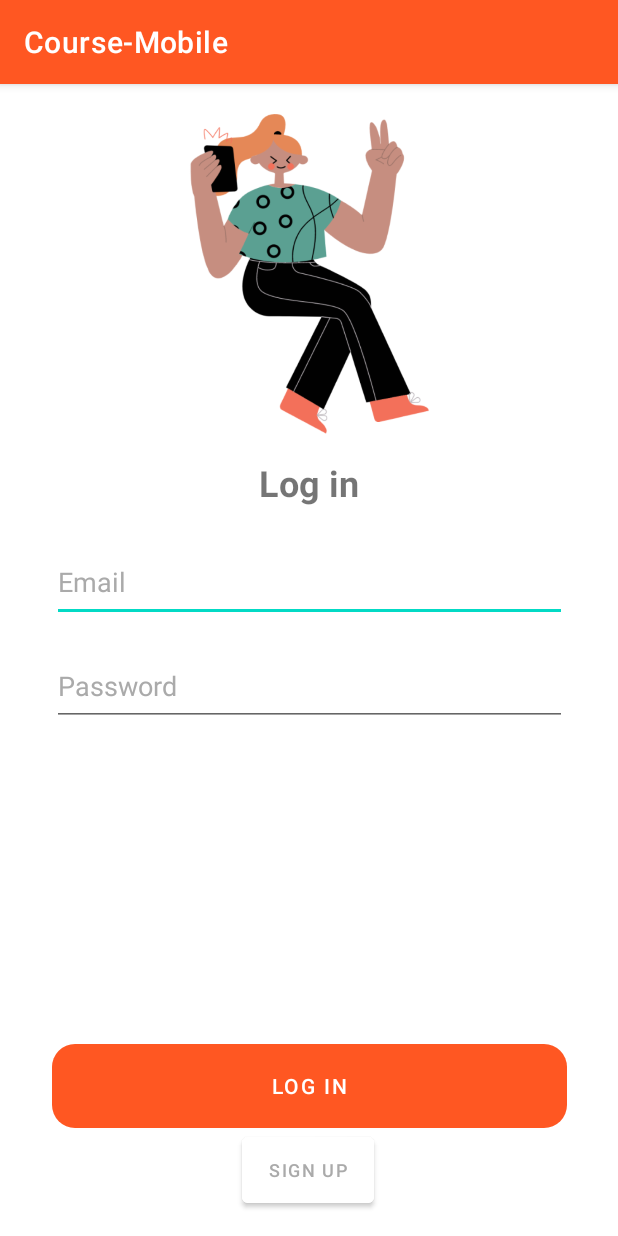
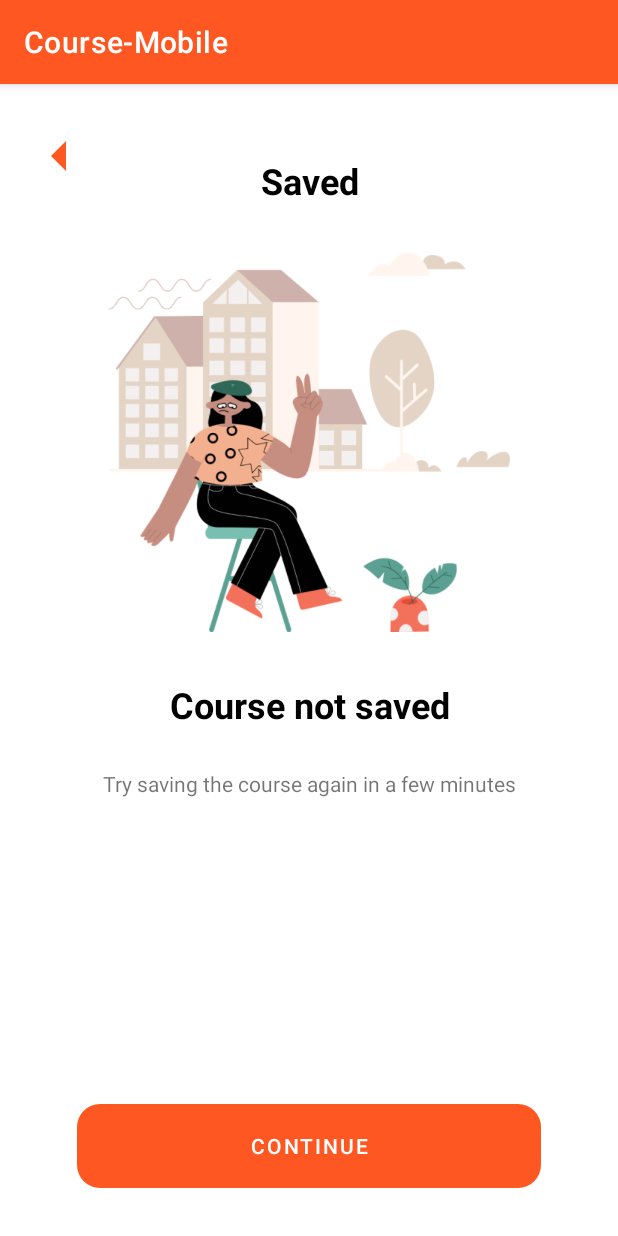
Before and after one commit to thuongsugar/course_app, an Android app: the screen it shows after launch (MainActivity), on a phone screen of 412 x 824 dp. Run offline under Robolectric (Android 15) with nearby library versions, the phone set to English and light mode, and no system bars.

Commit message:
add 4 anh cuoi nha

```diff
--- a/app/src/main/java/com/example/course_mobile/MainActivity.java
+++ b/app/src/main/java/com/example/course_mobile/MainActivity.java
@@ -9,6 +9,6 @@ public class MainActivity extends AppCompatActivity {
     @Override
     protected void onCreate(Bundle savedInstanceState) {
         super.onCreate(savedInstanceState);
-        setContentView(R.layout.login);
+        setContentView(R.layout.saved1);
     }
 }
--- /dev/null
+++ b/app/src/main/res/drawable/ic_baseline_arrow_left_24.xml
@@ -0,0 +1,10 @@
+<vector xmlns:android="http://schemas.android.com/apk/res/android"
+    android:width="24dp"
+    android:height="24dp"
+    android:viewportWidth="24"
+    android:viewportHeight="24"
+    android:tint="?attr/colorControlNormal">
+    <path
+        android:fillColor="@android:color/white"
+        android:pathData="M14,7l-5,5 5,5V7z"/>
+</vector>
--- /dev/null
+++ b/app/src/main/res/layout/saved1.xml
@@ -0,0 +1,89 @@
+<?xml version="1.0" encoding="utf-8"?>
+<androidx.constraintlayout.widget.ConstraintLayout xmlns:android="http://schemas.android.com/apk/res/android"
+    xmlns:app="http://schemas.android.com/apk/res-auto"
+    xmlns:tools="http://schemas.android.com/tools"
+    android:layout_width="match_parent"
+    android:layout_height="match_parent">
+
+    <Button
+        android:id="@+id/btnSaved11"
+        android:layout_width="309dp"
+        android:layout_height="56dp"
+        android:layout_marginStart="65dp"
+        android:layout_marginEnd="65dp"
+        android:layout_marginBottom="32dp"
+        android:background="@drawable/my_button"
+        android:text="Continue"
+        app:layout_constraintBottom_toBottomOf="parent"
+        app:layout_constraintEnd_toEndOf="parent"
+        app:layout_constraintHorizontal_bias="0.5"
+        app:layout_constraintStart_toStartOf="parent" />
+
+    <TextView
+        android:id="@+id/txtSaved11"
+        android:layout_width="341dp"
+        android:layout_height="32dp"
+        android:layout_marginTop="48dp"
+        android:gravity="center"
+        android:text="Saved"
+        android:textColor="@color/black"
+        android:textSize="24dp"
+        android:textStyle="bold"
+        app:layout_constraintEnd_toEndOf="parent"
+        app:layout_constraintStart_toStartOf="parent"
+        app:layout_constraintTop_toTopOf="parent" />
+
+    <Button
+        android:id="@+id/btnContinue1"
+        android:layout_width="48dp"
+        android:layout_height="48dp"
+        android:layout_marginStart="16dp"
+        android:layout_marginTop="24dp"
+        android:backgroundTint="@android:color/darker_gray"
+        android:background="@drawable/ic_baseline_arrow_left_24"
+        android:textColor="@color/black"
+        app:layout_constraintEnd_toEndOf="parent"
+        app:layout_constraintHorizontal_bias="0.0"
+        app:layout_constraintStart_toStartOf="parent"
+        app:layout_constraintTop_toTopOf="parent" />
+
+    <ImageView
+        android:id="@+id/imvSaved1"
+        android:layout_width="375dp"
+        android:layout_height="253dp"
+        android:layout_marginTop="32dp"
+        app:layout_constraintEnd_toEndOf="parent"
+        app:layout_constraintHorizontal_bias="0.5"
+        app:layout_constraintStart_toStartOf="parent"
+        app:layout_constraintTop_toBottomOf="@+id/txtSaved11"
+        app:srcCompat="@drawable/saved1" />
+
+    <TextView
+        android:id="@+id/txtSaved12"
+        android:layout_width="341dp"
+        android:layout_height="32dp"
+        android:text="Course not saved"
+        android:gravity="center"
+        android:textColor="@color/black"
+        android:textStyle="bold"
+        android:textSize="24dp"
+        android:layout_marginTop="32dp"
+        app:layout_constraintEnd_toEndOf="parent"
+        app:layout_constraintStart_toStartOf="parent"
+        app:layout_constraintTop_toBottomOf="@+id/imvSaved1" />
+
+    <TextView
+        android:id="@+id/txtSaved13"
+        android:layout_width="341dp"
+        android:layout_height="42dp"
+        android:layout_marginTop="16dp"
+
+        android:text="Try saving the course again in a few minutes"
+        app:layout_constraintEnd_toEndOf="parent"
+        app:layout_constraintStart_toStartOf="parent"
+        app:layout_constraintTop_toBottomOf="@+id/txtSaved12"
+        android:gravity="center"
+        />
+
+
+</androidx.constraintlayout.widget.ConstraintLayout>
--- a/app/src/main/res/layout/sigup.xml
+++ b/app/src/main/res/layout/sigup.xml
@@ -9,9 +9,8 @@
     android:gravity="center"
     tools:context=".MainActivity">
     <ImageView
-        android:id="@+id/imvLogin"
+        android:id="@+id/imvSignup"
         android:layout_width="303dp"
-
         android:layout_height="213dp"
         android:layout_marginStart="16dp"
         android:layout_marginTop="20dp"
@@ -34,7 +33,7 @@
         android:textStyle="bold"
         app:layout_constraintEnd_toEndOf="parent"
         app:layout_constraintStart_toStartOf="parent"
-        app:layout_constraintTop_toBottomOf="@+id/imvLogin"
+        app:layout_constraintTop_toBottomOf="@+id/imvSignup"
         />
 
     <EditText
```
Also changed, not shown: app/src/main/res/layout/payment1.xml (added, +85 -0 lines), app/src/main/res/layout/payment2.xml (added, +86 -0 lines), app/src/main/res/layout/saved2.xml (added, +89 -0 lines), app/src/main/res/drawable/payment1.png (renamed from app/src/main/res/drawable/playmet1.png), app/src/main/res/drawable/payment2.png (renamed from app/src/main/res/drawable/playment2.png).
